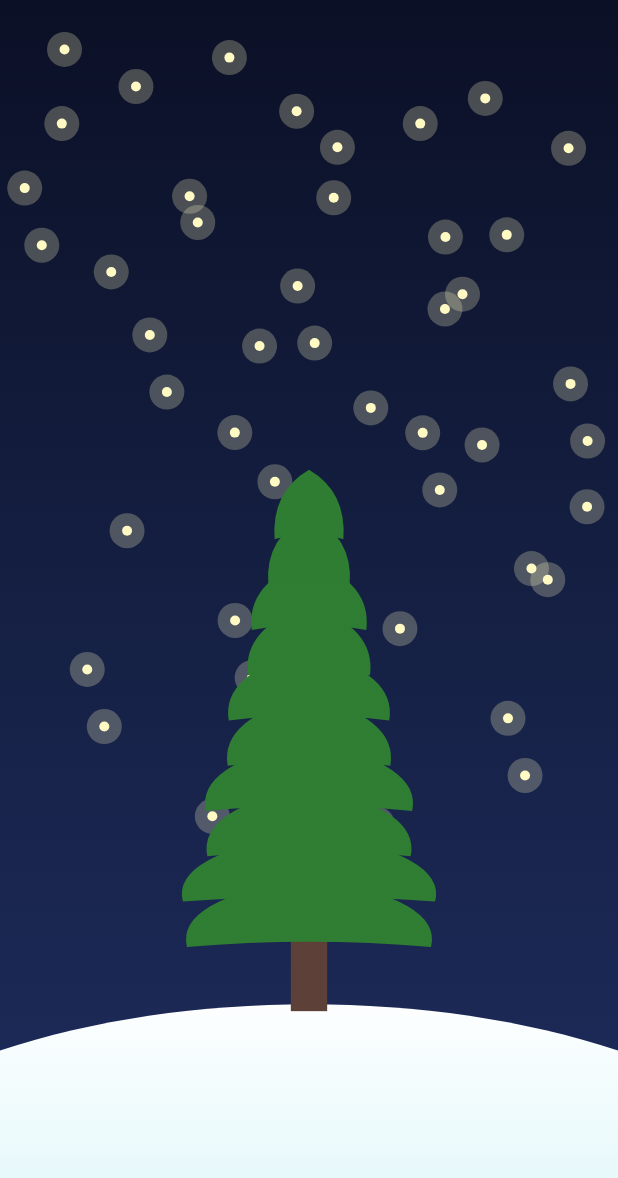
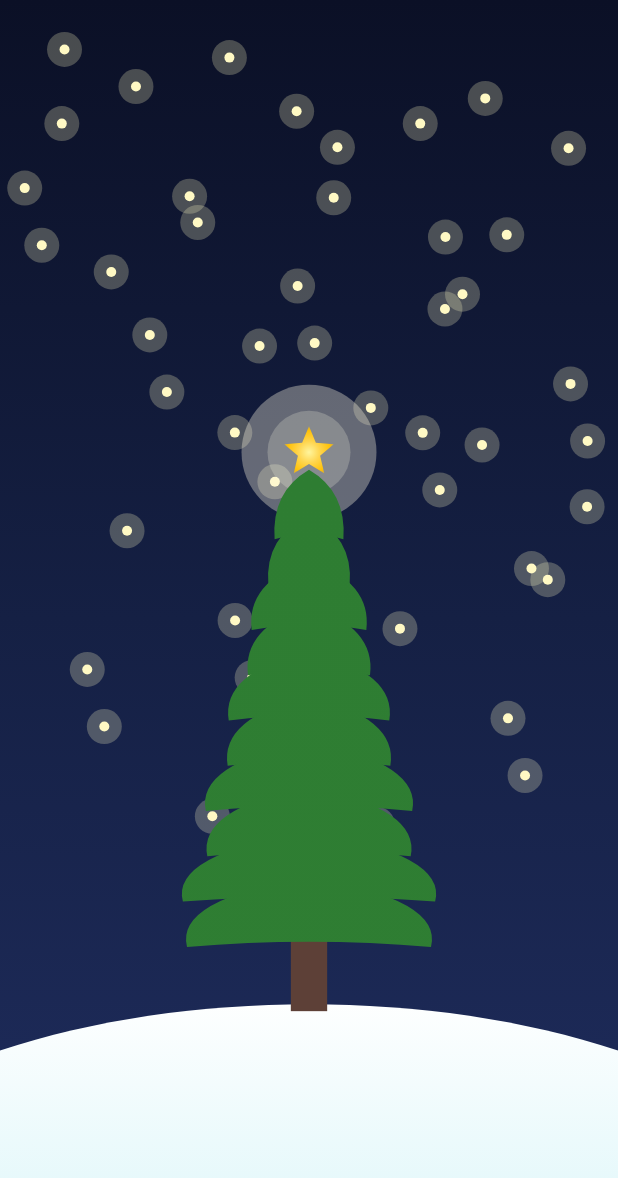
Before and after one commit to DAKSHSEMWAL/AdventCalendar2025, an Android app built with Jetpack Compose: the screen it shows after launch (MainActivity), on a phone screen of 412 x 824 dp. Shown: the top 1178 px of the screen. Run offline under Robolectric (Android 15) with nearby library versions, the phone set to English and light mode, and no system bars.

```diff
--- a/app/src/main/java/news/androiddev/composechristmas/MainActivity.kt
+++ b/app/src/main/java/news/androiddev/composechristmas/MainActivity.kt
@@ -14,8 +14,6 @@ import androidx.compose.ui.geometry.Offset
 import androidx.compose.ui.geometry.Size
 import androidx.compose.ui.graphics.Color
 import androidx.compose.ui.graphics.Path
-import androidx.compose.ui.graphics.StrokeCap
-import androidx.compose.ui.graphics.drawscope.withTransform
 import androidx.compose.ui.graphics.Brush
 import androidx.compose.ui.tooling.preview.Preview
 import news.androiddev.composechristmas.ui.theme.ComposeChristmasTheme
@@ -150,7 +148,62 @@ fun ChristmasScene(modifier: Modifier = Modifier, skyTheme: SkyTheme = SkyTheme.
             endY = treeTop + treeHeight
         )
 
-        // --- 5. Trunk Logic ---
+        // --- 5. Star Topper (draw behind trunk and foliage) ---
+        val centerX = canvasWidth / 2f
+        run {
+            val starCenter = Offset(centerX, treeTop - layerHeight * 0.25f)
+            val outerRadius = treeWidth * 0.10f
+            val innerRadius = outerRadius * 0.45f
+
+            // Build a 5-point star path
+            val starPath = Path().apply {
+                val points = mutableListOf<Offset>()
+                val tipAngle = -90f // top tip pointing straight up
+                for (k in 0 until 10) {
+                    val isOuter = k % 2 == 0
+                    val radius = if (isOuter) outerRadius else innerRadius
+                    val angleDeg = tipAngle + k * 36f
+                    val angleRad = Math.toRadians(angleDeg.toDouble())
+                    val x = starCenter.x + (radius * Math.cos(angleRad)).toFloat()
+                    val y = starCenter.y + (radius * Math.sin(angleRad)).toFloat()
+                    points.add(Offset(x, y))
+                }
+                moveTo(points[0].x, points[0].y)
+                for (p in 1 until points.size) {
+                    lineTo(points[p].x, points[p].y)
+                }
+                close()
+            }
+
+            // Shiny radial gradient with warm golden tones
+            val starGradient = Brush.radialGradient(
+                colors = listOf(
+                    Color(0xFFFFF59D), // light gold center
+                    Color(0xFFFFD54F),
+                    Color(0xFFFFC107), // strong gold
+                    Color(0x00FFC107)  // fade to transparent at edge
+                ),
+                center = starCenter,
+                radius = outerRadius * 1.25f
+            )
+
+            // Soft glow around the star
+            drawCircle(
+                color = Color(0xFFFFF8E1).copy(alpha = 0.35f),
+                radius = outerRadius * 2.6f,
+                center = starCenter
+            )
+            drawCircle(
+                color = Color(0xFFFFFDE7).copy(alpha = 0.22f),
+                radius = outerRadius * 1.6f,
+                center = starCenter
+            )
+
+            // Draw the star with the gradient
+            drawPath(path = starPath, brush = starGradient)
+        }
+
+        // --- 6. Trunk Logic ---
         // Calculate ground level at center (approximate bezier Y at t=0.5)
         // Bezier P0y=0.85, P1y=0.80, P2y=0.80, P3y=0.85 -> Midpoint is ~0.8125
         val groundYAtCenter = canvasHeight * 0.81f
@@ -172,16 +225,12 @@ fun ChristmasScene(modifier: Modifier = Modifier, skyTheme: SkyTheme = SkyTheme.
             size = Size(trunkWidth, trunkBottom - trunkTop)
         )
 
-        // --- 6. Tree Foliage Layers ---
-        val centerX = canvasWidth / 2f
-
+        // --- 7. Tree Foliage Layers ---
         for (i in 0 until numLayers) {
             val progressFromTop = i / (numLayers - 1f)
             val layerTop = treeTop + i * (layerHeight - layerOverlap)
             val layerBottom = layerTop + layerHeight
 
-            // Taper width: wider at bottom (actually code says wider at top/middle logic?)
-            // Logic: val baseWidth = treeWidth * (0.25f + 0.75f * (progressFromTop))
             val baseWidth = treeWidth * (0.25f + 0.75f * progressFromTop)
 
             // Wobble for organic feel
@@ -195,21 +244,21 @@ fun ChristmasScene(modifier: Modifier = Modifier, skyTheme: SkyTheme = SkyTheme.
             val path = Path().apply {
                 moveTo(centerX, layerTop)
                 // Right Scallop
-                quadraticBezierTo(
+                quadraticTo(
                     centerX + layerWidth * 0.55f,
                     layerTop + controlYOffset * 0.9f,
                     layerRight,
                     layerBottom
                 )
                 // Bottom Curve (inward)
-                quadraticBezierTo(
+                quadraticTo(
                     centerX,
                     layerBottom - layerHeight * 0.15f,
                     layerLeft,
                     layerBottom
                 )
                 // Left Scallop
-                quadraticBezierTo(
+                quadraticTo(
                     centerX - layerWidth * 0.55f,
                     layerTop + controlYOffset * 0.9f,
                     centerX,
```
